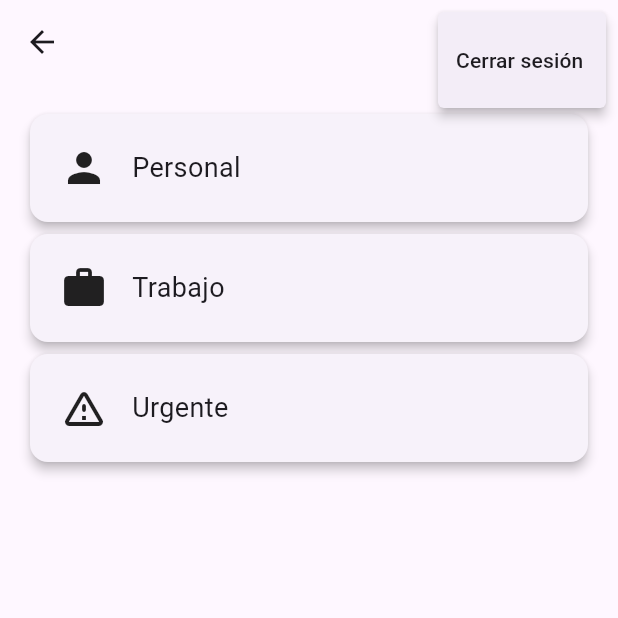
After one commit to MarbeniX/DAMN_Front, a Flutter app: the HomeScreen screen opened by its route, after a tap on the "more vert" icon, on a phone screen of 412 x 824 dp, the top half of it. The commit adds this screen. Run offline on Flutter 3.47's test engine with Material 3 defaults, Android fonts, the phone set to English and light mode, and no system bars; our stand-ins replace jwt_decoder, shared_preferences; accounts and stored records are empty.

Commit message:
home screen

```diff
--- /dev/null
+++ b/lib/screens/app/home.dart
@@ -0,0 +1,105 @@
+import 'package:flutter/material.dart';
+import 'package:shared_preferences/shared_preferences.dart';
+import 'package:jwt_decoder/jwt_decoder.dart';
+
+class HomeScreen extends StatefulWidget {
+  const HomeScreen({super.key});
+
+  @override
+  State<HomeScreen> createState() => _HomeScreenState();
+}
+
+class _HomeScreenState extends State<HomeScreen> {
+  String userName = '';
+  String userEmail = '';
+
+  @override
+  void initState() {
+    super.initState();
+    _loadUserInfo();
+  }
+
+  Future<void> _loadUserInfo() async {
+    final prefs = await SharedPreferences.getInstance();
+    final token = prefs.getString('auth_token');
+
+    if (token != null && token.isNotEmpty) {
+      final decodedToken = JwtDecoder.decode(token);
+      setState(() {
+        userName = decodedToken['username'];
+        userEmail = decodedToken['email'];
+      });
+    }
+  }
+
+  void _logout() async {
+    final prefs = await SharedPreferences.getInstance();
+    await prefs.clear();
+    Navigator.pushReplacementNamed(context, '/login');
+  }
+
+  void _handleCategoryTap(String category) {
+    ScaffoldMessenger.of(context).showSnackBar(
+      SnackBar(content: Text('Seleccionaste: $category')),
+    );
+  }
+
+  Widget _buildCategoryCard(String title, IconData icon) {
+    return GestureDetector(
+      onTap: () => _handleCategoryTap(title),
+      child: Card(
+        shape: RoundedRectangleBorder(borderRadius: BorderRadius.circular(12)),
+        elevation: 3,
+        child: Container(
+          padding: const EdgeInsets.all(20),
+          width: double.infinity,
+          child: Row(
+            children: [
+              Icon(icon, size: 32),
+              const SizedBox(width: 16),
+              Text(
+                title,
+                style: const TextStyle(fontSize: 18),
+              ),
+            ],
+          ),
+        ),
+      ),
+    );
+  }
+
+  @override
+  Widget build(BuildContext context) {
+    return Scaffold(
+      appBar: AppBar(
+        title: Column(
+          crossAxisAlignment: CrossAxisAlignment.start,
+          children: [
+            Text(userName, style: const TextStyle(fontSize: 18)),
+            Text(userEmail, style: const TextStyle(fontSize: 14)),
+          ],
+        ),
+        actions: [
+          PopupMenuButton<String>(
+            onSelected: (value) {
+              if (value == 'logout') _logout();
+            },
+            itemBuilder: (context) => [
+              const PopupMenuItem(value: 'logout', child: Text('Cerrar sesión')),
+            ],
+          )
+        ],
+      ),
+      body: Padding(
+        padding: const EdgeInsets.all(16),
+        child: Column(
+          children: [
+            _buildCategoryCard('Personal', Icons.person),
+            _buildCategoryCard('Trabajo', Icons.work),
+            _buildCategoryCard('Urgente', Icons.warning_amber_rounded),
+          ],
+        ),
+      ),
+    );
+  }
+}
--- a/lib/screens/register_screen.dart
+++ b/lib/screens/auth/register_screen.dart
@@ -1,6 +1,6 @@
 // lib/screens/register_screen.dart
 import 'package:flutter/material.dart';
-import '../services/auth_service.dart';
+import '../../services/auth_service.dart';
 
 class RegisterScreen extends StatefulWidget {
   const RegisterScreen({super.key});
--- a/lib/services/auth_service.dart
+++ b/lib/services/auth_service.dart
@@ -1,8 +1,10 @@
 import 'dart:convert';
+import 'package:client/utils/token_storage.dart';
 import 'package:http/http.dart' as http;
 import '../config.dart';
 
 class AuthService {
+
   static Future<Map<String, dynamic>> createAccount(Map<String, dynamic> formData) async {
     try {
       final url = Uri.parse('$apiUrl/auth/create-account');
@@ -167,10 +169,10 @@ class AuthService {
         body: jsonEncode(formData),
       );
       if (response.statusCode == 200 || response.statusCode == 201) {
+        await TokenStorage.saveToken(response.body);
         return {
           'success': true,
           'message': 'Inicio de sesión exitoso',
-          'data': jsonDecode(response.body), // Devuelve los datos del usuario
         };
       } else {
         final errorResponse = jsonDecode(response.body);
--- a/pubspec.yaml
+++ b/pubspec.yaml
@@ -46,6 +46,8 @@ dev_dependencies:
   # rules and activating additional ones.
   flutter_lints: ^5.0.0
   flutter_secure_storage: ^9.0.0 # Agrega esta línea
+  shared_preferences: ^2.2.2
+  jwt_decoder: ^2.0.1
 
 # For information on the generic Dart part of this file, see the
 # following page: https://dart.dev/tools/pub/pubspec
```
Also changed, not shown: lib/main.dart (+8 -6 lines), lib/screens/app/check_auth_screen.dart (added, +36 -0 lines), lib/services/list_service.dart (added, +32 -0 lines), lib/utils/token_storage.dart (added, +23 -0 lines), flutter_01.png (added), lib/screens/auth/confirm_account_screen.dart (renamed from lib/screens/confirm_account_screen.dart), lib/screens/auth/forgotPassword_screen.dart (renamed from lib/screens/forgotPassword_screen.dart), lib/screens/auth/login_screen.dart (renamed from lib/screens/login_screen.dart), lib/screens/auth/reset_password_screen.dart (renamed from lib/screens/reset_password_screen.dart), lib/screens/auth/validate_token_screen.dart (renamed from lib/screens/validate_token_screen.dart), pubspec.lock, 1 other file.
